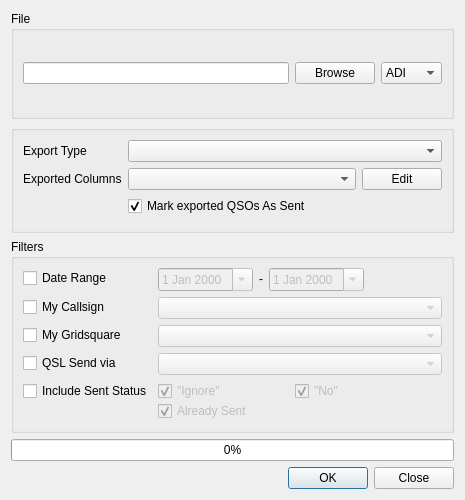
Above: ui/ExportDialog.ui from k5mcd/QLog before the change. Below: the same form after it.
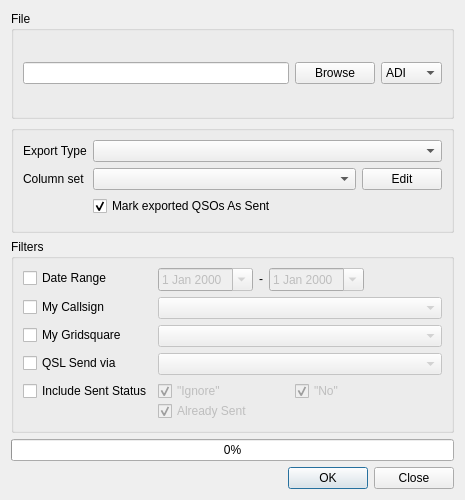
That is the form after the change. Icons and pictures are not drawn.

The edit to the form file:
```diff
--- a/ui/ExportDialog.ui
+++ b/ui/ExportDialog.ui
@@ -115,7 +115,7 @@
       <item row="1" column="0">
        <widget class="QLabel" name="exportedColumnsLabel">
         <property name="text">
-         <string>Exported Columns</string>
+         <string>Column set</string>
         </property>
        </widget>
       </item>
```
